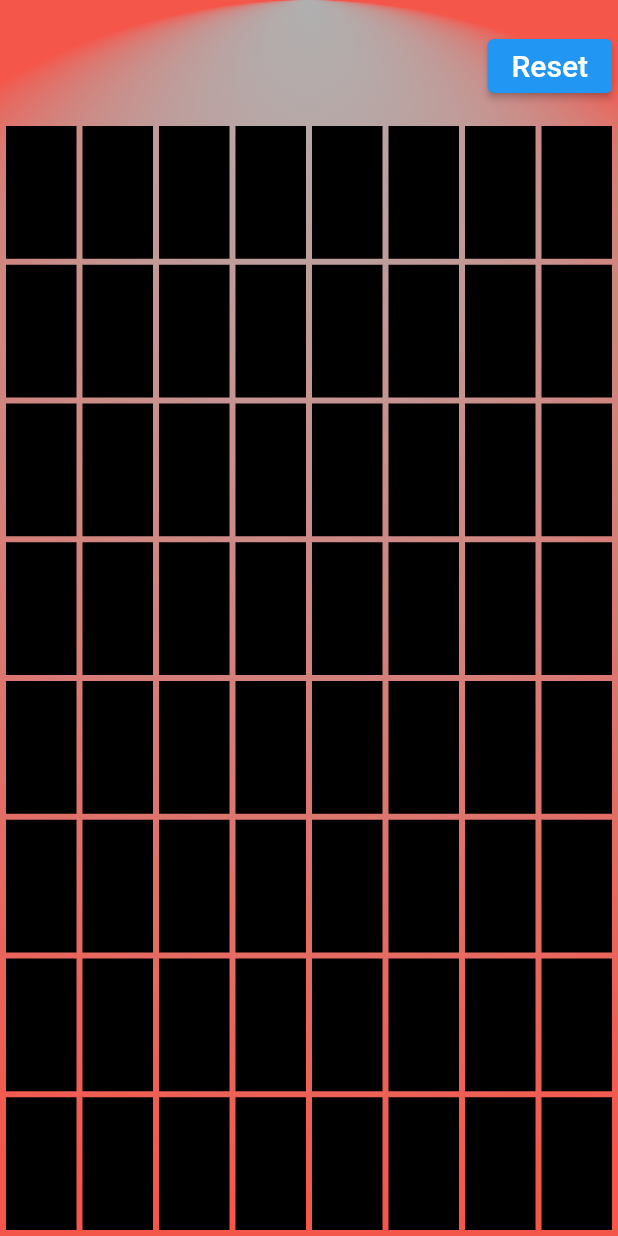
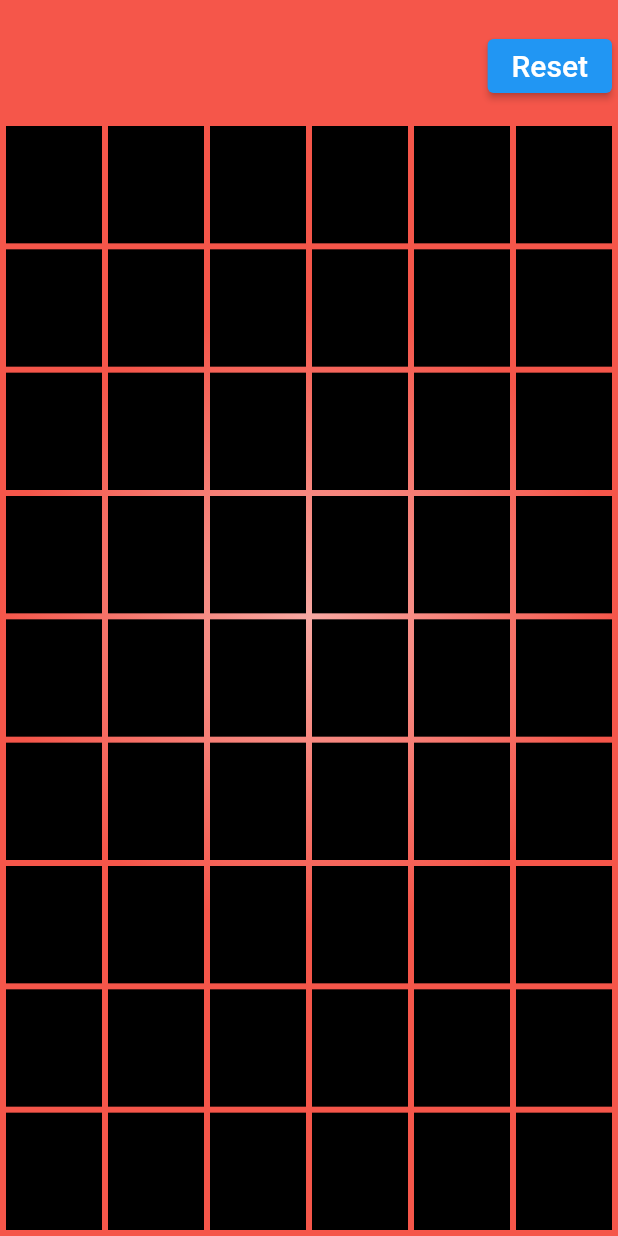
Before and after one commit to ProjectAJ14/flutter_chain_reaction, a Flutter app: the screen it shows after launch, after a tap on "PLAY", on a phone screen of 412 x 824 dp. Run offline on Flutter 3.47's test engine with Material 2 defaults, Android fonts, the phone set to English and light mode, and no system bars; our stand-ins replace flutter_mobx, get_it, lottie, mobx, talker_flutter; generated files the repository leaves out were written again.

Commit message:
Updated board size

```diff
--- /dev/null
+++ b/lib/model/board_size.dart
@@ -0,0 +1,11 @@
+class BoardSize {
+  final int width;
+  final int height;
+
+  const BoardSize(this.width, this.height);
+
+  @override
+  String toString() {
+    return 'BoardSize{width: $width, height: $height}';
+  }
+}
--- a/lib/model/game_tile.dart
+++ b/lib/model/game_tile.dart
@@ -1,6 +1,7 @@
 import 'package:mobx/mobx.dart';
 
 import '../services/index.dart';
+import 'board_size.dart';
 
 part 'game_tile.g.dart';
 
@@ -20,7 +21,7 @@ abstract class _GameTile with Store {
   int blastPlayerIndex = 0;
 
   int index = 0;
-  int boardSize = 0;
+  BoardSize boardSize = const BoardSize(6, 9);
   bool onCorner = false;
   bool onEdge = false;
   List<int> neighbors = <int>[];
@@ -33,34 +34,31 @@ abstract class _GameTile with Store {
     required this.playerIndex,
   }) {
     position = Position(
-      x: index ~/ boardSize,
-      y: index % boardSize,
+      x: index % boardSize.width,
+      y: index ~/ boardSize.width,
     );
     onCorner = position.x == 0 && position.y == 0 ||
-        position.x == (boardSize - 1) && position.y == 0 ||
-        position.x == (boardSize - 1) && position.y == (boardSize - 1) ||
-        position.x == 0 && position.y == (boardSize - 1);
+        position.x == boardSize.width - 1 && position.y == 0 ||
+        position.x == 0 && position.y == boardSize.height - 1 ||
+        position.x == boardSize.width - 1 && position.y == boardSize.height - 1;
 
-    onEdge = (position.x == 0 &&
-            (position.y != 0 || position.y != (boardSize - 1))) ||
-        (position.x == (boardSize - 1) &&
-            (position.y != 0 || position.y != (boardSize - 1))) ||
-        (position.y == 0 &&
-            (position.x != 0 || position.x != (boardSize - 1))) ||
-        (position.y == (boardSize - 1) &&
-            (position.x != 0 || position.x != (boardSize - 1)));
+    onEdge = position.x == 0 ||
+        position.x == boardSize.width - 1 ||
+        position.y == 0 ||
+        position.y == boardSize.height - 1;
 
+    neighbors = <int>[];
     if (position.x > 0) {
-      neighbors.add(index - boardSize);
+      neighbors.add(index - 1);
     }
-    if (position.x < (boardSize - 1)) {
-      neighbors.add(index + boardSize);
+    if (position.x < boardSize.width - 1) {
+      neighbors.add(index + 1);
     }
     if (position.y > 0) {
-      neighbors.add(index - 1);
+      neighbors.add(index - boardSize.width);
     }
-    if (position.y < (boardSize - 1)) {
-      neighbors.add(index + 1);
+    if (position.y < boardSize.height - 1) {
+      neighbors.add(index + boardSize.width);
     }
   }
 
@@ -106,7 +104,7 @@ abstract class _GameTile with Store {
   }
 
   String toShow() {
-    return '${onCorner ? 'C' : ''}${onEdge ? 'E' : ''}($position)=$value,$playerIndex,$neighbors';
+    return '${onCorner ? 'C' : ''}${onEdge ? 'E' : ''}[$index]($position)=$value,$playerIndex,$neighbors';
   }
 }
 
--- a/lib/store/game_store.dart
+++ b/lib/store/game_store.dart
@@ -1,6 +1,7 @@
 import 'package:flutter/material.dart';
 import 'package:mobx/mobx.dart';
 
+import '../model/board_size.dart';
 import '../model/game_tile.dart';
 import '../model/player.dart';
 import '../services/index.dart';
@@ -57,7 +58,7 @@ abstract class _GameStore with Store {
   Player get winner => players[winnerPlayerIndex];
 
   @observable
-  int boardSize = 8;
+  BoardSize boardSize = const BoardSize(6, 9);
 
   @observable
   int playerCount = 2;
@@ -69,7 +70,7 @@ abstract class _GameStore with Store {
   void init() {
     tiles = ObservableList.of(
       List.generate(
-        boardSize * boardSize,
+        boardSize.width * boardSize.height,
         (index) => GameTile(
           index: index,
           boardSize: boardSize,
@@ -91,7 +92,7 @@ abstract class _GameStore with Store {
   }
 
   @action
-  void setBoardSize(int value) {
+  void setBoardSize(BoardSize value) {
     logger.d('SET BOARD SIZE: $value');
     boardSize = value;
   }
--- a/lib/ui/game_page.dart
+++ b/lib/ui/game_page.dart
@@ -19,6 +19,7 @@ class _GamePageState extends State<GamePage> {
   Widget build(BuildContext context) {
     return Provider(
       create: (context) => GameStore(),
+      child: SafeArea(
         child: Scaffold(
           body: Observer(
             builder: (context) {
@@ -38,6 +39,7 @@ class _GamePageState extends State<GamePage> {
             },
           ),
         ),
+      ),
     );
   }
 }
--- a/lib/ui/widgets/game_setup_widget.dart
+++ b/lib/ui/widgets/game_setup_widget.dart
@@ -3,6 +3,7 @@ import 'package:flutter/material.dart';
 import 'package:flutter_mobx/flutter_mobx.dart';
 import 'package:provider/provider.dart';
 
+import '../../model/board_size.dart';
 import '../../store/game_store.dart';
 
 class GameSetupWidget extends StatelessWidget {
@@ -87,22 +88,22 @@ class GameSetupWidget extends StatelessWidget {
                 ),
               ),
               const SizedBox(height: 20),
-              CupertinoSegmentedControl<int>(
+              CupertinoSegmentedControl<BoardSize>(
                 unselectedColor: Colors.black,
                 children: const {
-                  5: Text(
+                  BoardSize(5, 7): Text(
                     'SMALL',
                     style: TextStyle(
                       color: Colors.white,
                     ),
                   ),
-                  8: Text(
+                  BoardSize(6, 9): Text(
                     'MEDIUM',
                     style: TextStyle(
                       color: Colors.white,
                     ),
                   ),
-                  10: Text(
+                  BoardSize(8, 12): Text(
                     'LARGE',
                     style: TextStyle(
                       color: Colors.white,
--- a/lib/ui/widgets/game_tile_widget.dart
+++ b/lib/ui/widgets/game_tile_widget.dart
@@ -1,3 +1,4 @@
+import 'package:flutter/foundation.dart';
 import 'package:flutter/material.dart';
 import 'package:flutter_chain_reaction/ui/widgets/blast_widget.dart';
 import 'package:flutter_mobx/flutter_mobx.dart';
@@ -25,17 +26,29 @@ class GameTileWidget extends StatelessWidget {
   Widget build(BuildContext context) {
     return GestureDetector(
       onTap: onTap,
+      child: Container(
+        color: Colors.black,
         child: Stack(
           alignment: Alignment.center,
           children: [
-          Container(
-            color: Colors.black,
-            child: Center(
+            if (kDebugMode)
+              Observer(builder: (context) {
+                return Align(
+                  alignment: Alignment.topCenter,
+                  child: Text(
+                    tile.toShow(),
+                    style: TextStyle(
+                      color: Colors.white,
+                      fontSize: size * 0.3,
+                    ),
+                  ),
+                );
+              }),
+            Center(
               child: GameIconWidget(
                 size: size,
                 tile: tile,
                 parentSize: parentSize,
-              ),
               ),
             ),
             Observer(builder: (context) {
@@ -49,6 +62,7 @@ class GameTileWidget extends StatelessWidget {
             })
           ],
         ),
+      ),
     );
   }
 }
--- a/lib/ui/widgets/game_widget.dart
+++ b/lib/ui/widgets/game_widget.dart
@@ -2,6 +2,7 @@ import 'package:flutter/material.dart';
 import 'package:flutter_mobx/flutter_mobx.dart';
 import 'package:provider/provider.dart';
 
+import '../../model/board_size.dart';
 import '../../store/game_store.dart';
 import 'game_tile_widget.dart';
 
@@ -13,7 +14,7 @@ class GameWidget extends StatelessWidget {
   });
 
   final Color color;
-  final int boardSize;
+  final BoardSize boardSize;
 
   @override
   Widget build(BuildContext context) {
@@ -22,16 +23,18 @@ class GameWidget extends StatelessWidget {
       final width = constraints.maxWidth;
       const gutter = 4.0;
       const margin = 80.0;
-      final gutterSpacing = gutter * (boardSize + 1);
-      final itemWidth = (width - gutterSpacing) / boardSize;
-      final itemHeight = (height - gutterSpacing - margin) / boardSize;
+      final gutterSpacingW = gutter * (boardSize.width + 1);
+      final gutterSpacingH = gutter * (boardSize.height + 1);
+      final itemWidth = (width - gutterSpacingW) / boardSize.width;
+      final itemHeight = (height - gutterSpacingH - margin) / boardSize.height;
       final store = Provider.of<GameStore>(context);
       return Container(
         decoration: BoxDecoration(
           gradient: RadialGradient(
-            colors: [Colors.grey.withOpacity(0.9), color],
-            radius: 1,
-            focal: Alignment.topCenter,
+            colors: [
+              color.withOpacity(0.5),
+              color,
+            ],
           ),
         ),
         child: Container(
@@ -62,7 +65,7 @@ class GameWidget extends StatelessWidget {
                 return Flexible(
                   child: GridView.builder(
                     gridDelegate: SliverGridDelegateWithMaxCrossAxisExtent(
-                      maxCrossAxisExtent: width / boardSize,
+                      maxCrossAxisExtent: width / boardSize.width,
                       childAspectRatio: itemWidth / itemHeight,
                       crossAxisSpacing: gutter,
                       mainAxisSpacing: gutter,
```
Also changed, not shown: lib/store/game_store.g.dart. Lines whose indentation alone changed are shown as unchanged.
